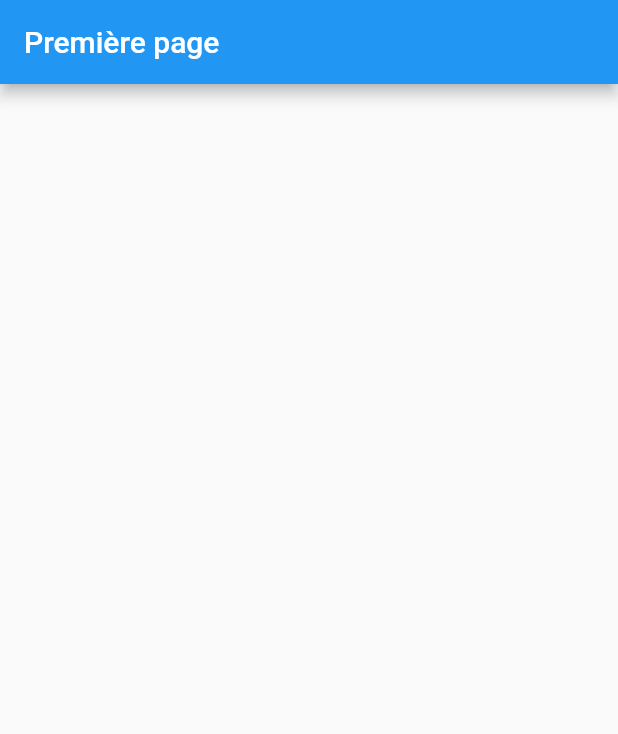
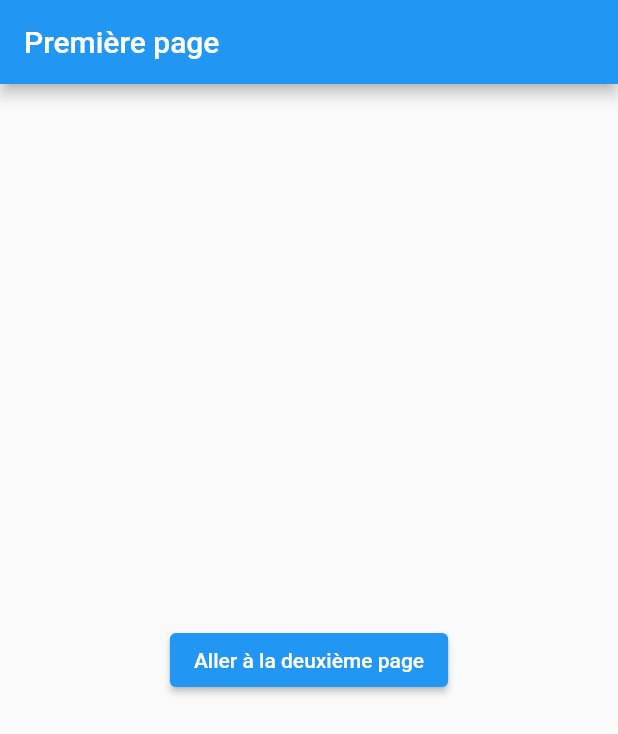
Before and after one commit to davipro34/demologin_app, a Flutter app: the screen it shows after launch, on a phone screen of 412 x 824 dp. Shown: the top 734 px of the screen. Run offline on Flutter 3.47's test engine with Material 2 defaults, Android fonts, the phone set to English and light mode, and no system bars.

Commit message:
Added button on first page to navigate to second page

```diff
--- a/lib/main.dart
+++ b/lib/main.dart
@@ -1,7 +1,7 @@
 import 'package:flutter/material.dart';
 
 void main() {
-  runApp(MaterialApp(
+  runApp(const MaterialApp(
     debugShowCheckedModeBanner: false,
     title: 'Flutter Login Design',
     home: FirstPage(),
@@ -9,12 +9,33 @@ void main() {
 }
 
 class FirstPage extends StatelessWidget {
+  const FirstPage({super.key});
+
   @override
   Widget build(BuildContext context) {
     return Scaffold(
       appBar: AppBar(
-        title: Text('Première page'),
+        title: const Text('Première page'),
+      ),
+      body: Center(
+        child: ElevatedButton(onPressed: () {  },
+        child: const Text('Aller à la deuxième page'),
+        ),
       ),
     );
   }
 }
+
+class RaisedButton {
+}
+
+class SecondPage extends StatelessWidget {
+  @override
+  Widget build(BuildContext context) {
+    return Scaffold(
+      appBar: AppBar(
+        title: Text('Deuxième page'),
+      ),
+    );
+  }
+}
```
